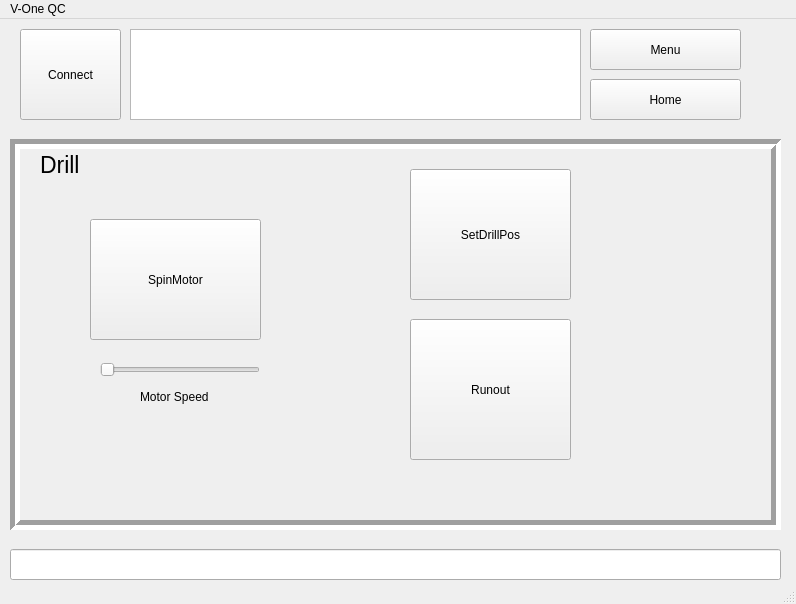
Above: FT_vone/mainwindow.ui from 7ome/Functional-Test before the change. Below: the same form after it.
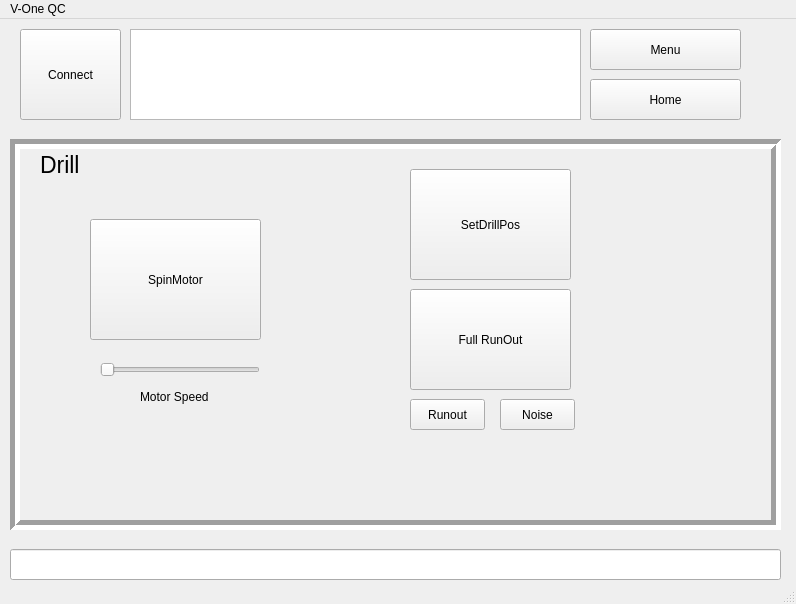
That is the form after the change. The open tabs and pages were chosen to show the change.

Commit message:
Full Runout + Database
Merged Drill Full runout and database together(Functional)

The edit to the form file:
```diff
--- a/FT_vone/mainwindow.ui
+++ b/FT_vone/mainwindow.ui
@@ -330,7 +330,7 @@
         <x>390</x>
         <y>20</y>
         <width>161</width>
-        <height>131</height>
+        <height>111</height>
        </rect>
       </property>
       <property name="text">
@@ -341,13 +341,13 @@
       <property name="geometry">
        <rect>
         <x>390</x>
-        <y>170</y>
+        <y>140</y>
         <width>161</width>
-        <height>141</height>
+        <height>101</height>
        </rect>
       </property>
       <property name="text">
-       <string>Runout</string>
+       <string>Full RunOut</string>
       </property>
      </widget>
      <widget class="QLabel" name="label_6">
@@ -363,6 +363,32 @@
        <string>Motor Speed</string>
       </property>
      </widget>
+     <widget class="QPushButton" name="RunOutButton">
+      <property name="geometry">
+       <rect>
+        <x>390</x>
+        <y>250</y>
+        <width>75</width>
+        <height>31</height>
+       </rect>
+      </property>
+      <property name="text">
+       <string>Runout</string>
+      </property>
+     </widget>
+     <widget class="QPushButton" name="NoiseButton">
+      <property name="geometry">
+       <rect>
+        <x>480</x>
+        <y>250</y>
+        <width>75</width>
+        <height>31</height>
+       </rect>
+      </property>
+      <property name="text">
+       <string>Noise</string>
+      </property>
+     </widget>
     </widget>
     <widget class="QWidget" name="page_4">
      <widget class="QLabel" name="label_3">
```
Left out of the diff: 2 changed lines with no effect on the pictures. The commit also changes 3 other files.
